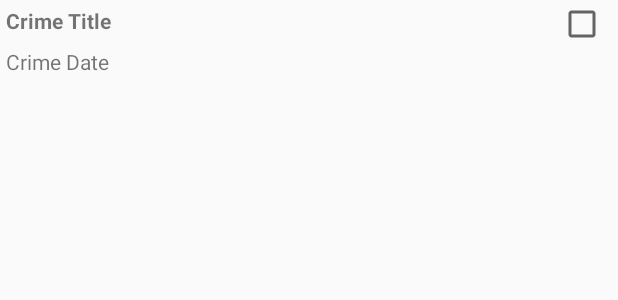
After one commit to andyalam/android-playground, an Android app: the layout list_item_crime.xml on its own in the app's theme, with its tools: preview values and no code run, on a phone screen of 412 x 824 dp. The commit adds this screen. Shown: the top 300 px of the screen. Run offline under Robolectric (Android 15) with nearby library versions, the phone set to English and light mode, and no system bars.

Commit message:
added custom layout for list items and populated data from model

```diff
--- /dev/null
+++ b/CriminalIntent/app/src/main/res/layout/list_item_crime.xml
@@ -0,0 +1,30 @@
+<?xml version="1.0" encoding="utf-8"?>
+<RelativeLayout xmlns:android="http://schemas.android.com/apk/res/android"
+                android:layout_width="match_parent"
+                android:layout_height="wrap_content"
+                xmlns:tools="http://schemas.android.com/tools"
+                android:paddingBottom="30dp">
+
+    <CheckBox android:id="@+id/list_item_crime_solved_check_box"
+        android:layout_width="wrap_content"
+        android:layout_height="wrap_content"
+        android:layout_alignParentRight="true"
+        android:padding="4dp"/>
+
+    <TextView android:id="@+id/list_item_crime_title_text_view"
+        android:layout_width="match_parent"
+        android:layout_height="wrap_content"
+        android:layout_toLeftOf="@id/list_item_crime_solved_check_box"
+        android:textStyle="bold"
+        android:padding="4dp"
+        tools:text="Crime Title"/>
+
+    <TextView android:id="@+id/list_item_crime_date_text_view"
+        android:layout_width="match_parent"
+        android:layout_height="wrap_content"
+        android:layout_toLeftOf="@id/list_item_crime_solved_check_box"
+        android:layout_below="@id/list_item_crime_title_text_view"
+        android:padding="4dp"
+        tools:text="Crime Date"/>
+
+</RelativeLayout>
```
Also changed, not shown: CriminalIntent/app/src/main/java/com/example/andy/criminalintent/CrimeListFragment.java (+28 -5 lines).
